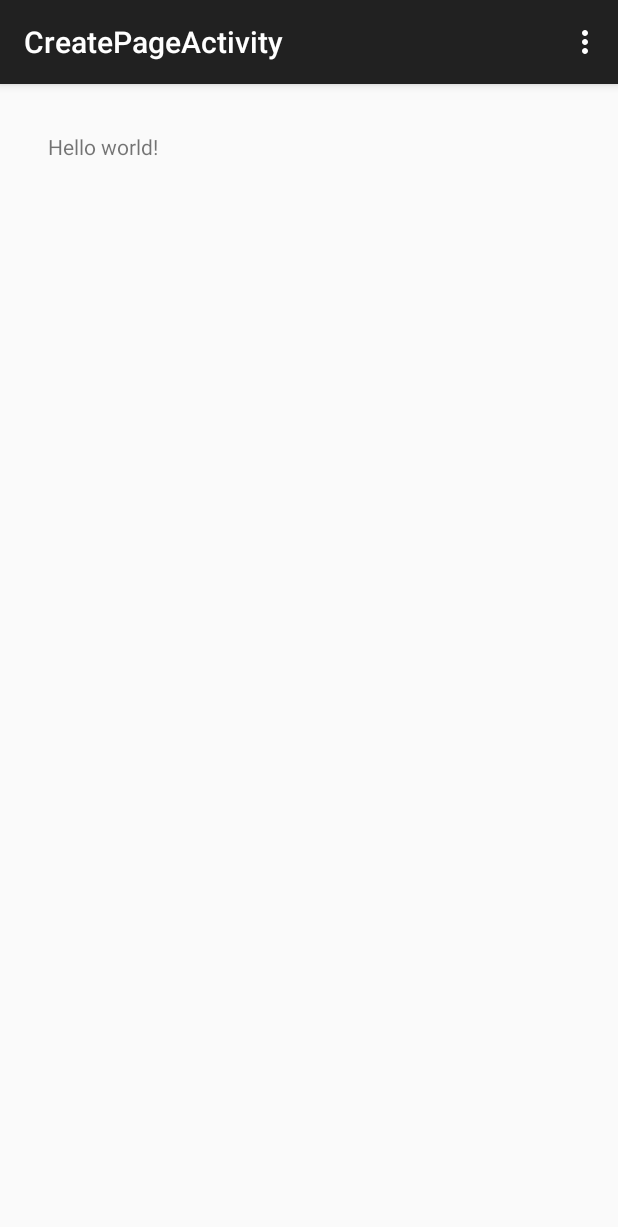
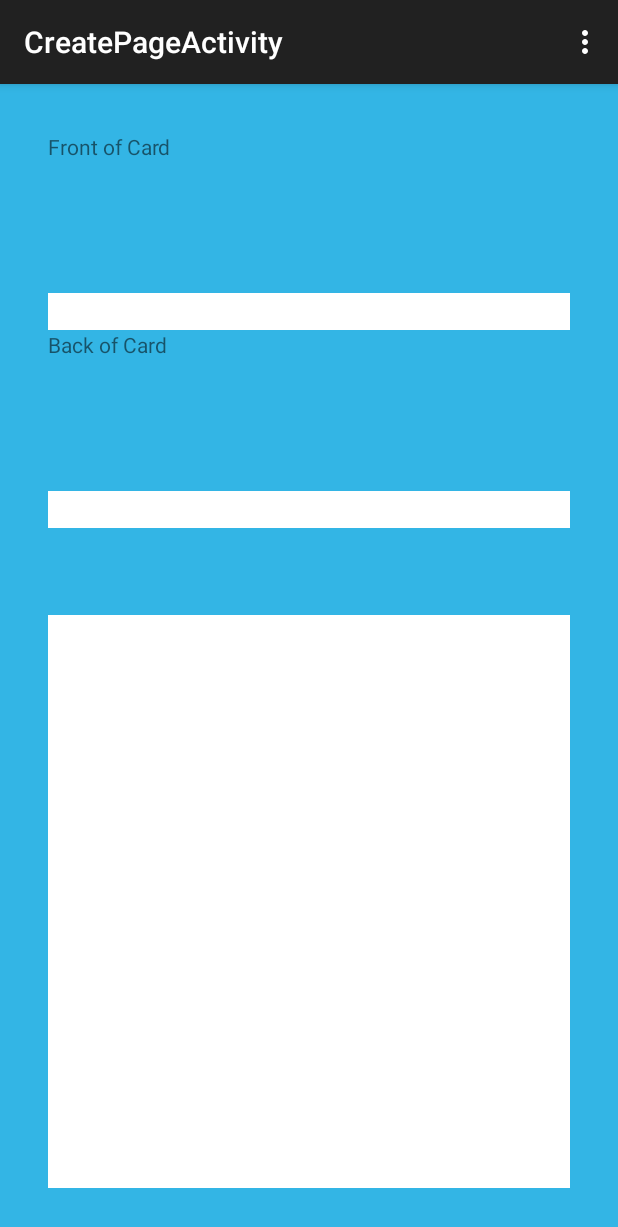
Before and after one commit to jrbraaten/NotecardApp, an Android app: the CreatePageActivity screen opened directly, with no data from a screen before it, on a phone screen of 412 x 824 dp. Shown: the top 1227 px of the screen. Run offline under Robolectric (Android 15) with nearby library versions, the phone set to English and light mode, and no system bars.

Commit message:
Started designing Create Page activity

```diff
--- a/app/src/main/res/layout/activity_create_page.xml
+++ b/app/src/main/res/layout/activity_create_page.xml
@@ -1,12 +1,94 @@
 <RelativeLayout xmlns:android="http://schemas.android.com/apk/res/android"
-    xmlns:tools="http://schemas.android.com/tools" android:layout_width="match_parent"
-    android:layout_height="match_parent" android:paddingLeft="@dimen/activity_horizontal_margin"
+    xmlns:tools="http://schemas.android.com/tools"
+    android:layout_width="match_parent"
+    android:layout_height="match_parent"
+    android:background="@android:color/holo_blue_light"
+    android:paddingBottom="@dimen/activity_vertical_margin"
+    android:paddingLeft="@dimen/activity_horizontal_margin"
     android:paddingRight="@dimen/activity_horizontal_margin"
     android:paddingTop="@dimen/activity_vertical_margin"
-    android:paddingBottom="@dimen/activity_vertical_margin"
     tools:context="com.example.jrbra.notecardapp.CreatePageActivity">
 
-    <TextView android:text="@string/hello_world" android:layout_width="wrap_content"
-        android:layout_height="wrap_content" />
+    <LinearLayout
+        android:layout_width="fill_parent"
+        android:layout_height="fill_parent"
+        android:orientation="vertical">
 
+        <RelativeLayout
+            android:layout_width="match_parent"
+            android:layout_height="fill_parent"
+            android:layout_weight=".65">
+
+            <TextView
+                android:layout_width="match_parent"
+                android:layout_height="fill_parent"
+                android:text="Front of Card" />
+
+            <EditText
+                android:id="@+id/frontCard"
+                android:layout_width="fill_parent"
+                android:layout_height="wrap_content"
+                android:layout_alignParentBottom="true"
+                android:background="@android:color/white" />
+
+        </RelativeLayout>
+
+        <RelativeLayout
+            android:layout_width="match_parent"
+            android:layout_height="match_parent"
+            android:layout_weight=".65">
+
+            <TextView
+                android:layout_width="match_parent"
+                android:layout_height="fill_parent"
+                android:text="Back of Card" />
+
+            <EditText
+                android:id="@+id/backCard"
+                android:layout_width="fill_parent"
+                android:layout_height="wrap_content"
+                android:layout_alignParentBottom="true"
+                android:background="@android:color/white" />
+        </RelativeLayout>
+
+        <LinearLayout
+            android:layout_width="match_parent"
+            android:layout_height="match_parent"
+            android:layout_weight=".3"
+            android:orientation="horizontal"
+            >
+
+            <RelativeLayout
+                android:layout_width="match_parent"
+                android:layout_height="match_parent"
+                android:layout_weight=".5">
+
+                <ScrollView
+                    android:layout_width="fill_parent"
+                    android:layout_height="fill_parent"
+                    android:id="@+id/scrollView"
+                    android:layout_alignParentTop="true"
+                    android:layout_alignParentLeft="true"
+                    android:layout_alignParentStart="true"
+                    android:layout_marginTop="58dp"
+                    android:background="@android:color/white"/>
+            </RelativeLayout>
+
+            <RelativeLayout
+                android:layout_width="match_parent"
+                android:layout_height="match_parent"
+                android:layout_weight=".5">
+
+                <ScrollView
+                    android:layout_width="fill_parent"
+                    android:layout_height="fill_parent"
+                    android:id="@+id/scrollView"
+                    android:layout_alignParentTop="true"
+                    android:layout_alignParentLeft="true"
+                    android:layout_alignParentStart="true"
+                    android:layout_marginTop="58dp"
+                    android:background="@android:color/white"/>
+            </RelativeLayout>
+        </LinearLayout>
+    </LinearLayout>
 </RelativeLayout>
```
Also changed, not shown: app/src/main/res/layout/activity_main.xml (+11 -89 lines).
